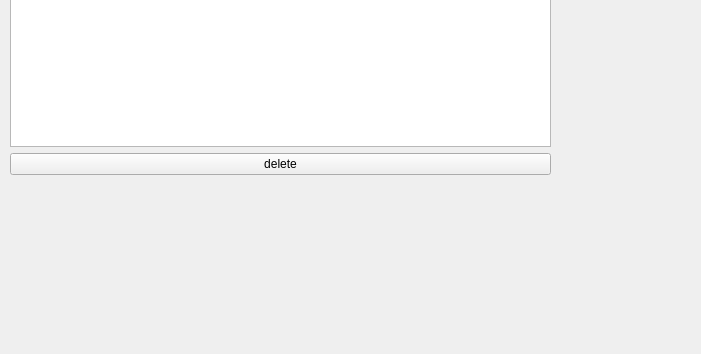
Above: ToDoList/mainwindow.ui from aridjouafi-alt/ToDoList before the change; both pictures show x 0 to 701 and y 246 to 600 of the 800 by 600 pixel window. Below: the same form after it.
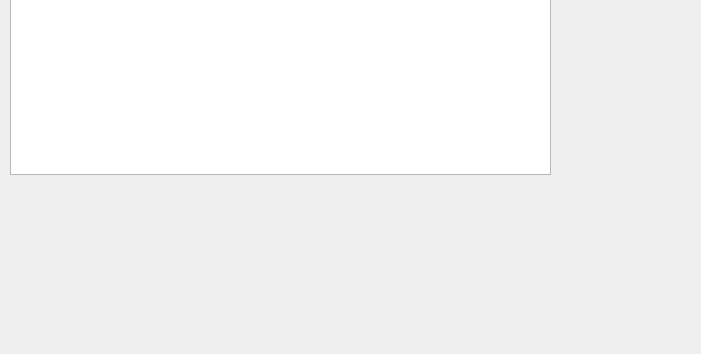
That is the form after the change.

Patch:
```diff
--- a/ToDoList/mainwindow.ui
+++ b/ToDoList/mainwindow.ui
@@ -70,15 +70,7 @@
       <widget class="QListWidget" name="listWidget"/>
      </item>
      <item>
-      <layout class="QHBoxLayout" name="horizontalLayout_2">
-       <item>
-        <widget class="QPushButton" name="pushButton_4">
-         <property name="text">
-          <string>delete</string>
-         </property>
-        </widget>
-       </item>
-      </layout>
+      <layout class="QHBoxLayout" name="horizontalLayout_2"/>
      </item>
     </layout>
    </widget>
```
